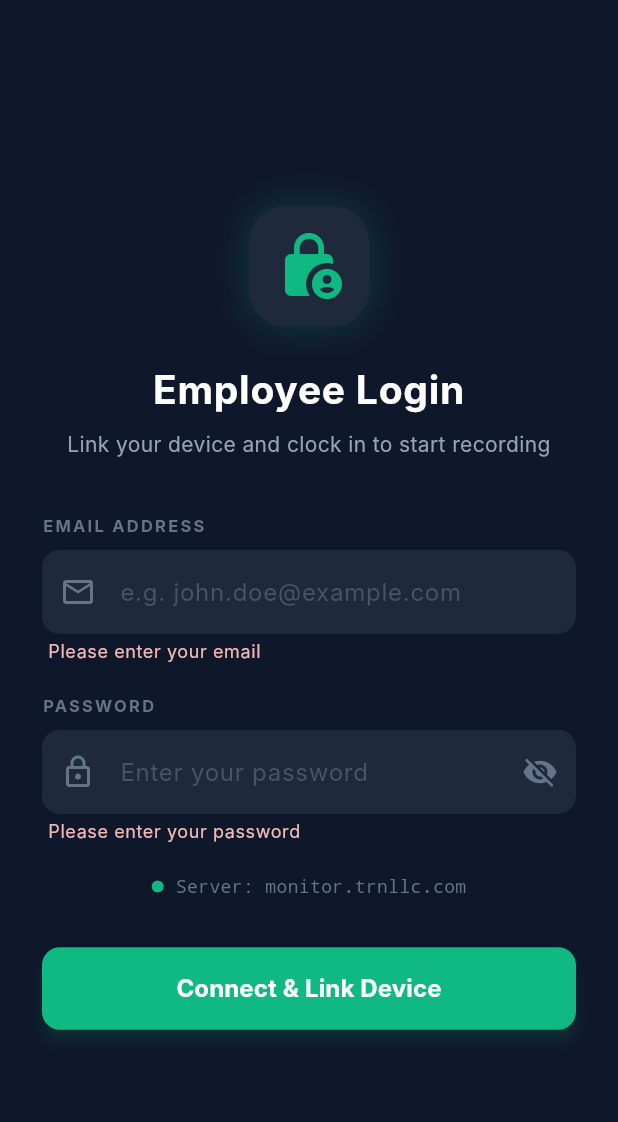
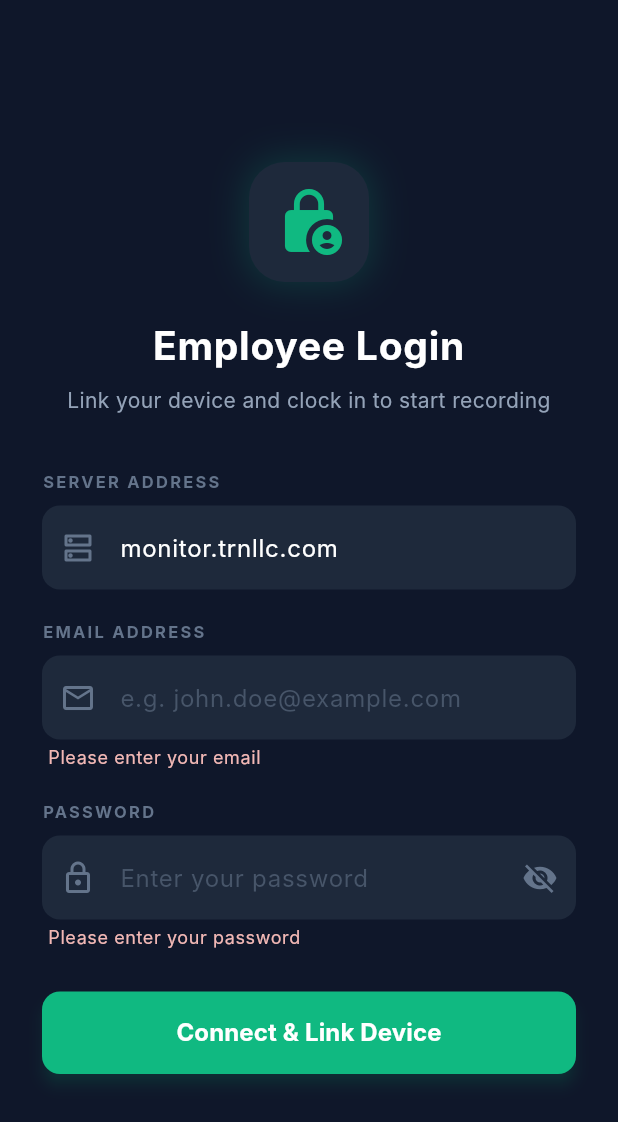
Before and after one commit to Hive8/trnmonitor, a Flutter app: the screen it shows after launch, after a tap on "Connect & Link Device", on a phone screen of 412 x 824 dp. Shown: the top 1122 px of the screen. Run offline on Flutter 3.47's test engine with Material 3 defaults, Android fonts, the phone set to English and light mode, and no system bars; our stand-ins replace device_info_plus, geolocator, permission_handler, video_player; missing offline and left inert: ed_screen_recorder; Roboto replaces fonts that are missing (Inter).

Commit message:
Set default fallback server to monitor.trnllc.com and add editable Server Address input field with suggestive UDP discovery on login screen

```diff
--- a/mobile_app/lib/screens/login_screen.dart
+++ b/mobile_app/lib/screens/login_screen.dart
@@ -16,6 +16,7 @@ class LoginScreen extends StatefulWidget {
 
 class _LoginScreenState extends State<LoginScreen> {
   final _formKey = GlobalKey<FormState>();
+  final TextEditingController _serverController = TextEditingController(text: 'monitor.trnllc.com');
   final TextEditingController _emailController = TextEditingController();
   final TextEditingController _passwordController = TextEditingController();
 
@@ -25,7 +26,7 @@ class _LoginScreenState extends State<LoginScreen> {
 
   final StreamService _streamService = StreamService();
   RawDatagramSocket? _discoverySocket;
-  String _discoveredServerIp = 'monitor.trnllc.com'; // Default fallback domain
+  String? _discoveredLocalIp;
 
   @override
   void initState() {
@@ -52,7 +53,7 @@ class _LoginScreenState extends State<LoginScreen> {
               print('Discovered server on login screen: $addr');
               if (mounted) {
                 setState(() {
-                  _discoveredServerIp = addr;
+                  _discoveredLocalIp = addr;
                 });
               }
             }
@@ -79,7 +80,7 @@ class _LoginScreenState extends State<LoginScreen> {
 
     final email = _emailController.text.trim();
     final password = _passwordController.text;
-    final serverIp = _discoveredServerIp.trim();
+    final serverIp = _serverController.text.trim();
 
     try {
       // 1. Get Device ID
@@ -166,6 +167,7 @@ class _LoginScreenState extends State<LoginScreen> {
   @override
   void dispose() {
     _stopServerDiscovery();
+    _serverController.dispose();
     _emailController.dispose();
     _passwordController.dispose();
     super.dispose();
@@ -254,6 +256,82 @@ class _LoginScreenState extends State<LoginScreen> {
                         ],
                       ),
                     ),
+
+                  // Server Address Input Field
+                  const Text(
+                    'SERVER ADDRESS',
+                    style: TextStyle(
+                      fontSize: 11,
+                      fontWeight: FontWeight.bold,
+                      color: Color(0xFF64748B),
+                      letterSpacing: 1.5,
+                    ),
+                  ),
+                  const SizedBox(height: 8),
+                  TextFormField(
+                    controller: _serverController,
+                    keyboardType: TextInputType.url,
+                    style: const TextStyle(color: Colors.white),
+                    decoration: InputDecoration(
+                      hintText: 'e.g. monitor.trnllc.com',
+                      hintStyle: const TextStyle(color: Color(0xFF475569)),
+                      filled: true,
+                      fillColor: const Color(0xFF1E293B),
+                      prefixIcon: const Icon(Icons.dns_outlined, color: Color(0xFF64748B)),
+                      border: OutlineInputBorder(
+                        borderRadius: BorderRadius.circular(12),
+                        borderSide: BorderSide.none,
+                      ),
+                      focusedBorder: OutlineInputBorder(
+                        borderRadius: BorderRadius.circular(12),
+                        borderSide: const BorderSide(color: Color(0xFF10B981), width: 1.5),
+                      ),
+                      contentPadding: const EdgeInsets.symmetric(vertical: 16),
+                    ),
+                    validator: (value) {
+                      if (value == null || value.trim().isEmpty) {
+                        return 'Please enter the server address';
+                      }
+                      return null;
+                    },
+                  ),
+                  if (_discoveredLocalIp != null && _discoveredLocalIp != _serverController.text) ...[
+                    const SizedBox(height: 8),
+                    GestureDetector(
+                      onTap: () {
+                        setState(() {
+                          _serverController.text = _discoveredLocalIp!;
+                        });
+                      },
+                      child: Container(
+                        padding: const EdgeInsets.symmetric(horizontal: 12, vertical: 8),
+                        decoration: BoxDecoration(
+                          color: const Color(0xFF10B981).withOpacity(0.1),
+                          borderRadius: BorderRadius.circular(8),
+                          border: Border.all(color: const Color(0xFF10B981).withOpacity(0.3)),
+                        ),
+                        child: Row(
+                          mainAxisSize: MainAxisSize.min,
+                          mainAxisAlignment: MainAxisAlignment.center,
+                          children: [
+                            const Icon(Icons.wifi_tethering, size: 14, color: Color(0xFF10B981)),
+                            const SizedBox(width: 8),
+                            Expanded(
+                              child: Text(
+                                'Local server found: $_discoveredLocalIp (Tap to use)',
+                                style: const TextStyle(
+                                  fontSize: 12,
+                                  color: Color(0xFF10B981),
+                                  fontWeight: FontWeight.w500,
+                                ),
+                              ),
+                            ),
+                          ],
+                        ),
+                      ),
+                    ),
+                  ],
+                  const SizedBox(height: 20),
 
                   // Email Input Field
                   const Text(
@@ -353,6 +431,7 @@ class _LoginScreenState extends State<LoginScreen> {
                   const SizedBox(height: 20),
 
                   // Discovered Server Status
+                  if (_discoveredLocalIp != null)
                     Center(
                       child: Padding(
                         padding: const EdgeInsets.only(bottom: 24.0),
@@ -362,16 +441,14 @@ class _LoginScreenState extends State<LoginScreen> {
                             Container(
                               width: 8,
                               height: 8,
-                            decoration: BoxDecoration(
+                              decoration: const BoxDecoration(
                                 shape: BoxShape.circle,
-                              color: _discoveredServerIp.isNotEmpty ? const Color(0xFF10B981) : Colors.amber,
+                                color: Color(0xFF10B981),
                               ),
                             ),
                             const SizedBox(width: 8),
                             Text(
-                            _discoveredServerIp.isNotEmpty
-                                ? 'Server: $_discoveredServerIp'
-                                : 'Searching for server...',
+                              'Discovered Local Server: $_discoveredLocalIp',
                               style: const TextStyle(
                                 fontSize: 12,
                                 color: Color(0xFF64748B),
```
Lines whose indentation alone changed are shown as unchanged.
